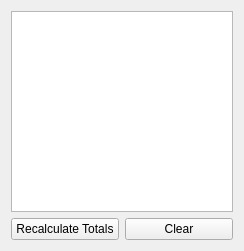
helloSystem/Utilities, file Utilities/Calculator.app/Resources/dialog_paper_tape.ui: the form before one commit.
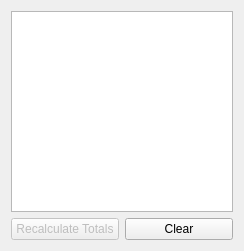
The form after the commit.

Commit message: Permit a disable button, disable every unimplemented function

The edit to the form file:
```diff
--- a/Utilities/Calculator.app/Resources/dialog_paper_tape.ui
+++ b/Utilities/Calculator.app/Resources/dialog_paper_tape.ui
@@ -23,6 +23,9 @@
    </item>
    <item row="1" column="0">
     <widget class="QPushButton" name="pushButton_recalculate_totals">
+     <property name="enabled">
+      <bool>false</bool>
+     </property>
      <property name="text">
       <string>Recalculate Totals</string>
      </property>
```
Left out of the diff: 2 changed lines with no effect on the pictures. The commit also changes 6 other files.
